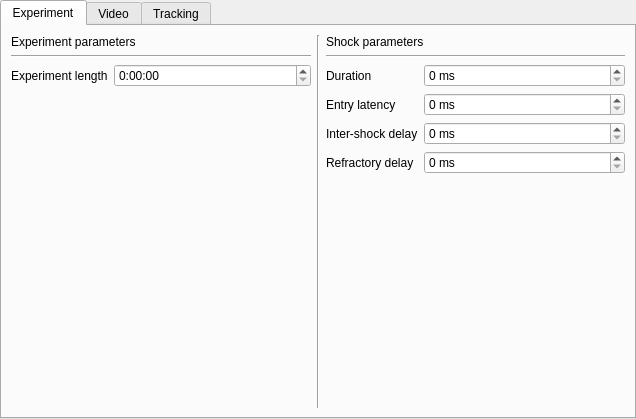
The window that configwindow.ui (fgu-cas/kachna-tracker) describes before a commit, drawn with Qt 5.
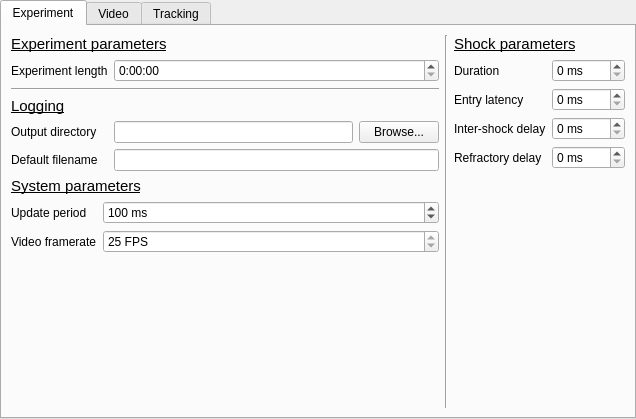
The same window after the commit.

Commit message: visual tweaks; add log saving defaults, update interval option

The edit to the form file:
```diff
--- a/configwindow.ui
+++ b/configwindow.ui
@@ -28,14 +28,7 @@
         <item>
          <widget class="QLabel" name="label_18">
           <property name="text">
-           <string>Experiment parameters</string>
-          </property>
-         </widget>
-        </item>
-        <item>
-         <widget class="Line" name="line_4">
-          <property name="orientation">
-           <enum>Qt::Horizontal</enum>
+           <string>&lt;html&gt;&lt;head/&gt;&lt;body&gt;&lt;p&gt;&lt;span style=&quot; font-size:11pt; text-decoration: underline;&quot;&gt;Experiment parameters&lt;/span&gt;&lt;/p&gt;&lt;/body&gt;&lt;/html&gt;</string>
           </property>
          </widget>
         </item>
@@ -85,6 +78,106 @@
             </property>
            </widget>
           </item>
+          <item row="1" column="0" colspan="2">
+           <widget class="Line" name="line_7">
+            <property name="orientation">
+             <enum>Qt::Horizontal</enum>
+            </property>
+           </widget>
+          </item>
+          <item row="2" column="0">
+           <widget class="QLabel" name="label_14">
+            <property name="text">
+             <string>&lt;html&gt;&lt;head/&gt;&lt;body&gt;&lt;p&gt;&lt;span style=&quot; font-size:11pt; text-decoration: underline;&quot;&gt;Logging&lt;/span&gt;&lt;/p&gt;&lt;/body&gt;&lt;/html&gt;</string>
+            </property>
+           </widget>
+          </item>
+          <item row="3" column="0">
+           <widget class="QLabel" name="label_16">
+            <property name="text">
+             <string>Output directory</string>
+            </property>
+           </widget>
+          </item>
+          <item row="3" column="1">
+           <layout class="QHBoxLayout" name="horizontalLayout_7">
+            <item>
+             <widget class="QLineEdit" name="directoryEdit">
+              <property name="readOnly">
+               <bool>true</bool>
+              </property>
+             </widget>
+            </item>
+            <item>
+             <widget class="QPushButton" name="browseButton">
+              <property name="text">
+               <string>Browse...</string>
+              </property>
+             </widget>
+            </item>
+           </layout>
+          </item>
+          <item row="4" column="0">
+           <widget class="QLabel" name="label_13">
+            <property name="text">
+             <string>Default filename</string>
+            </property>
+           </widget>
+          </item>
+          <item row="4" column="1">
+           <widget class="QLineEdit" name="filenameEdit"/>
+          </item>
+         </layout>
+        </item>
+        <item>
+         <widget class="QLabel" name="label_15">
+          <property name="text">
+           <string>&lt;html&gt;&lt;head/&gt;&lt;body&gt;&lt;p&gt;&lt;span style=&quot; font-size:11pt; text-decoration: underline;&quot;&gt;System parameters&lt;/span&gt;&lt;/p&gt;&lt;/body&gt;&lt;/html&gt;</string>
+          </property>
+         </widget>
+        </item>
+        <item>
+         <layout class="QFormLayout" name="formLayout_6">
+          <item row="0" column="0">
+           <widget class="QLabel" name="label_30">
+            <property name="text">
+             <string>Update period</string>
+            </property>
+           </widget>
+          </item>
+          <item row="0" column="1">
+           <widget class="QSpinBox" name="updateBox">
+            <property name="suffix">
+             <string> ms</string>
+            </property>
+            <property name="maximum">
+             <number>9999</number>
+            </property>
+            <property name="value">
+             <number>100</number>
+            </property>
+           </widget>
+          </item>
+          <item row="1" column="0">
+           <widget class="QLabel" name="label_31">
+            <property name="text">
+             <string>Video framerate</string>
+            </property>
+           </widget>
+          </item>
+          <item row="1" column="1">
+           <widget class="QSpinBox" name="fpsBox">
+            <property name="readOnly">
+             <bool>true</bool>
+            </property>
+            <property name="suffix">
+             <string> FPS</string>
+            </property>
+            <property name="value">
+             <number>25</number>
+            </property>
+           </widget>
+          </item>
          </layout>
         </item>
         <item>
@@ -114,19 +207,15 @@
         <item>
          <widget class="QLabel" name="label_19">
           <property name="text">
-           <string>Shock parameters</string>
-          </property>
-         </widget>
-        </item>
-        <item>
-         <widget class="Line" name="line_5">
-          <property name="orientation">
-           <enum>Qt::Horizontal</enum>
+           <string>&lt;html&gt;&lt;head/&gt;&lt;body&gt;&lt;p&gt;&lt;span style=&quot; font-size:11pt; text-decoration: underline;&quot;&gt;Shock parameters&lt;/span&gt;&lt;/p&gt;&lt;/body&gt;&lt;/html&gt;</string>
           </property>
          </widget>
         </item>
         <item>
          <layout class="QFormLayout" name="formLayout_2">
+          <property name="fieldGrowthPolicy">
+           <enum>QFormLayout::AllNonFixedFieldsGrow</enum>
+          </property>
           <item row="0" column="0">
            <widget class="QLabel" name="label_20">
             <property name="text">
```
Left out of the diff: 55 changed lines with no effect on the pictures. The commit also changes 3 other files.
